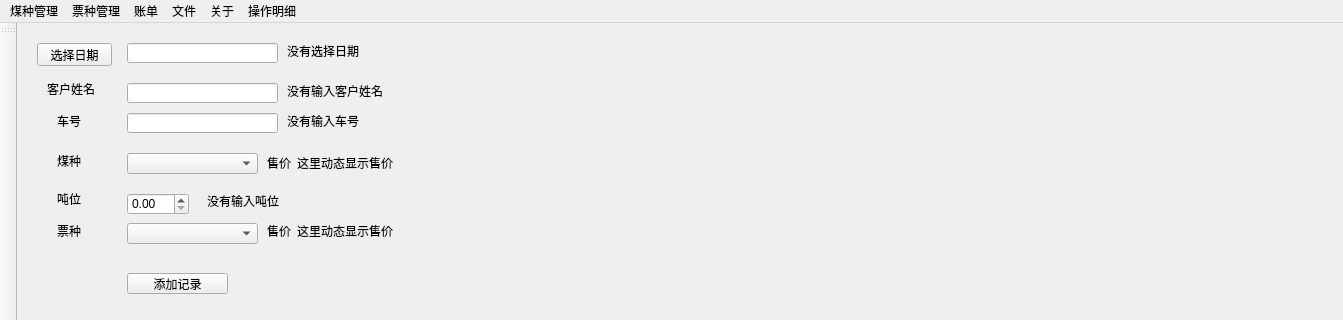
First picture: the form in ui/main_window.ui, repository leexuehan/AccountingAssisitor, before the edit; both pictures show x 0 to 1343 and y 0 to 320 of the 1343 by 732 pixel window.
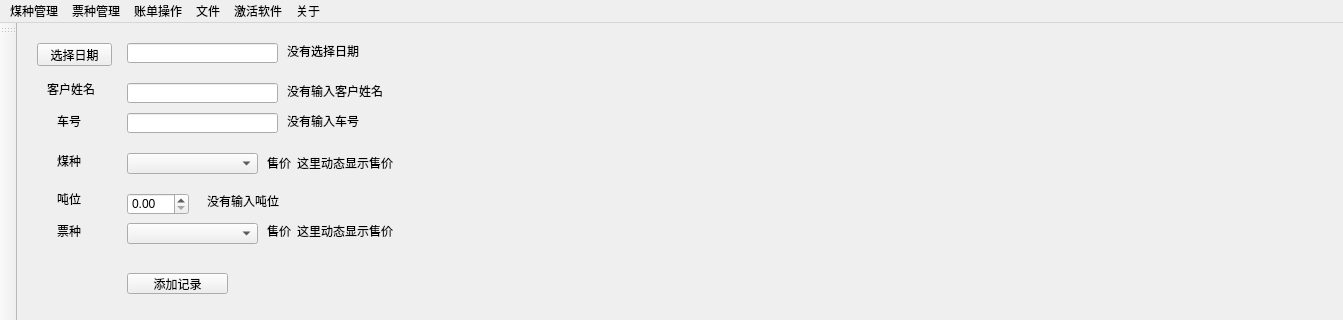
Second picture: the form after the edit.

Commit message: 煤价管理菜单栏，以及对话框添加

What changed in the file:
```diff
--- a/ui/main_window.ui
+++ b/ui/main_window.ui
@@ -300,7 +300,7 @@
    </property>
    <widget class="QMenu" name="menu_acount">
     <property name="title">
-     <string>账单</string>
+     <string>账单操作</string>
     </property>
     <addaction name="compute_account"/>
     <addaction name="history_acount"/>
@@ -339,11 +339,6 @@
      <string>关于</string>
     </property>
    </widget>
-   <widget class="QMenu" name="menu_3">
-    <property name="title">
-     <string>操作明细</string>
-    </property>
-   </widget>
    <widget class="QMenu" name="menu_4">
     <property name="cursor">
      <cursorShape>ArrowCursor</cursorShape>
@@ -354,12 +349,17 @@
     <addaction name="import_record_detail_file"/>
     <addaction name="export_2"/>
    </widget>
+   <widget class="QMenu" name="menu_3">
+    <property name="title">
+     <string>激活软件</string>
+    </property>
+   </widget>
    <addaction name="coal"/>
    <addaction name="ticket"/>
    <addaction name="menu_acount"/>
    <addaction name="menu_4"/>
-   <addaction name="menu"/>
    <addaction name="menu_3"/>
+   <addaction name="menu"/>
   </widget>
   <widget class="QStatusBar" name="statusbar"/>
   <widget class="QToolBar" name="toolBar">
```
Left out of the diff: 53 changed lines with no effect on the pictures. The commit also changes 5 other files.
